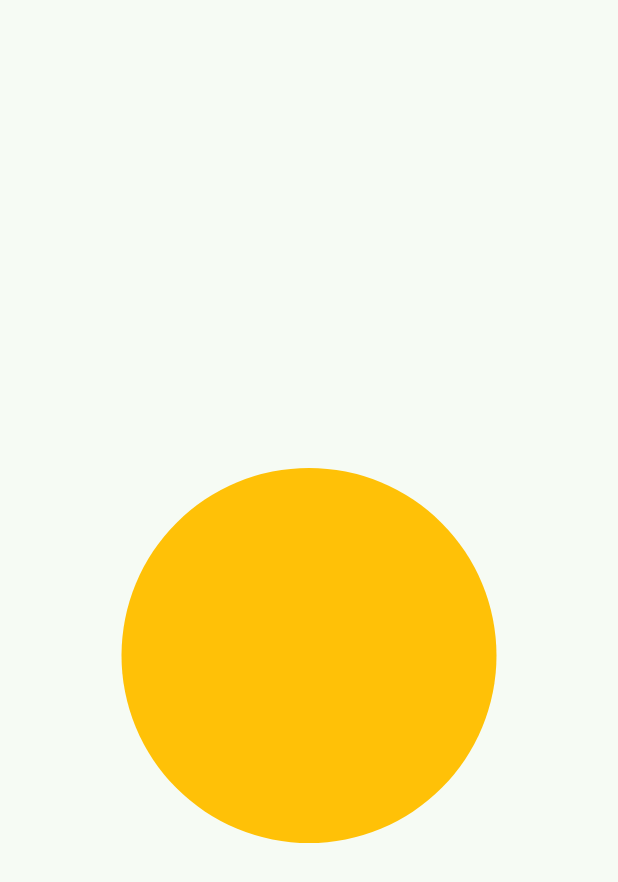
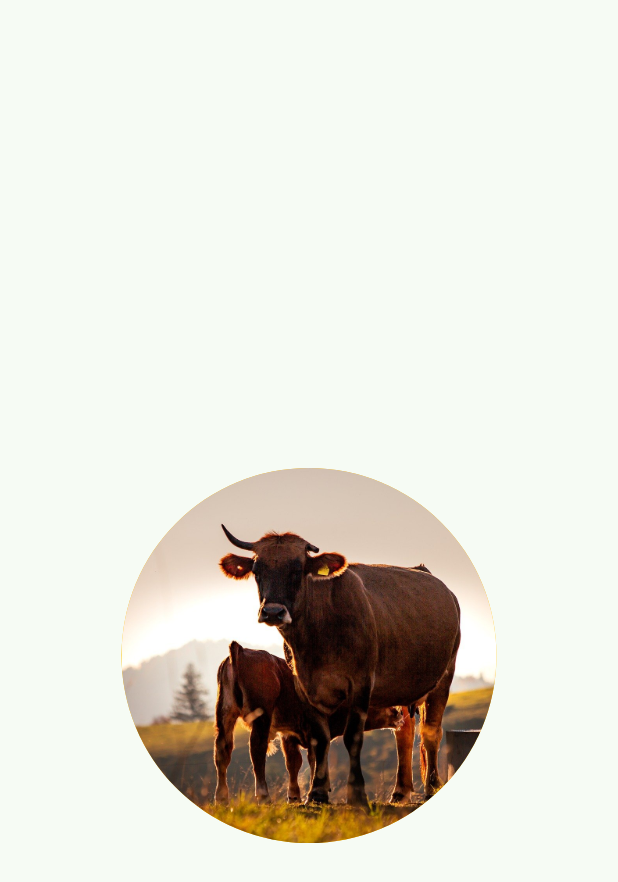
Before and after one commit to yaseumine/flutter_week5, a Flutter app: the screen it shows after launch, on a phone screen of 412 x 824 dp. Shown: the top 882 px of the screen. Run offline on Flutter 3.47's test engine with Material 3 defaults, Android fonts, the light colour scheme and no system bars.

Commit message:
menambahkan gambar di bulatan

```diff
--- a/lib/screen/splash_screen_1.dart
+++ b/lib/screen/splash_screen_1.dart
@@ -17,6 +17,10 @@ class SplashScreen1 extends StatelessWidget {
               decoration: BoxDecoration(
                 shape: BoxShape.circle,
                 color: Colors.amber,
+                image: DecorationImage(
+                  image: AssetImage('images/assets/images1.jpg'),
+                  fit: BoxFit.cover,
+                ),
               ),
             ),
           ],
```
